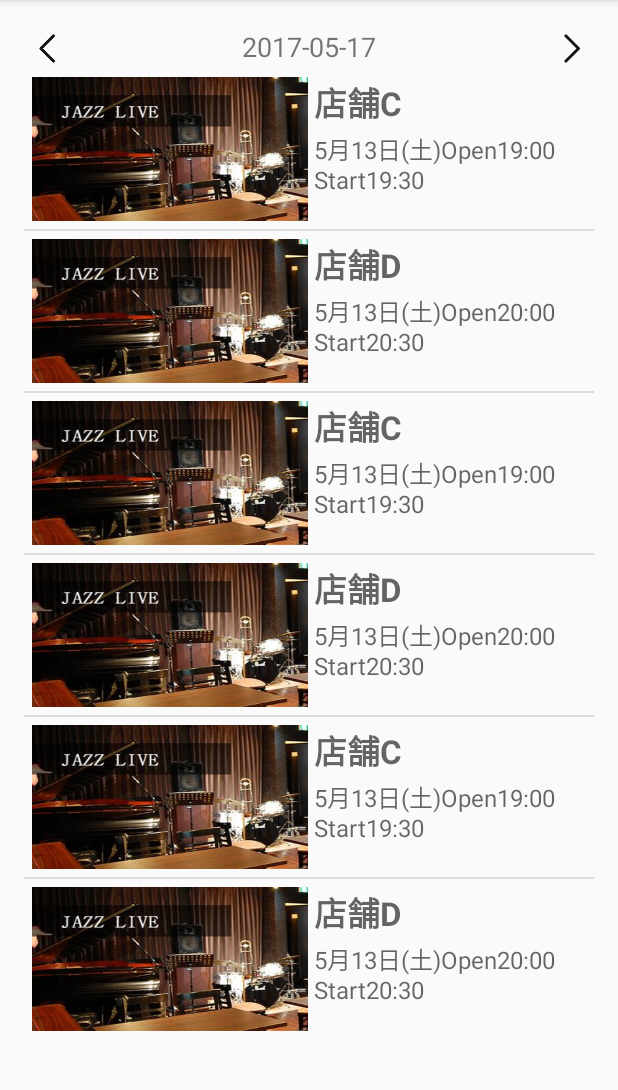
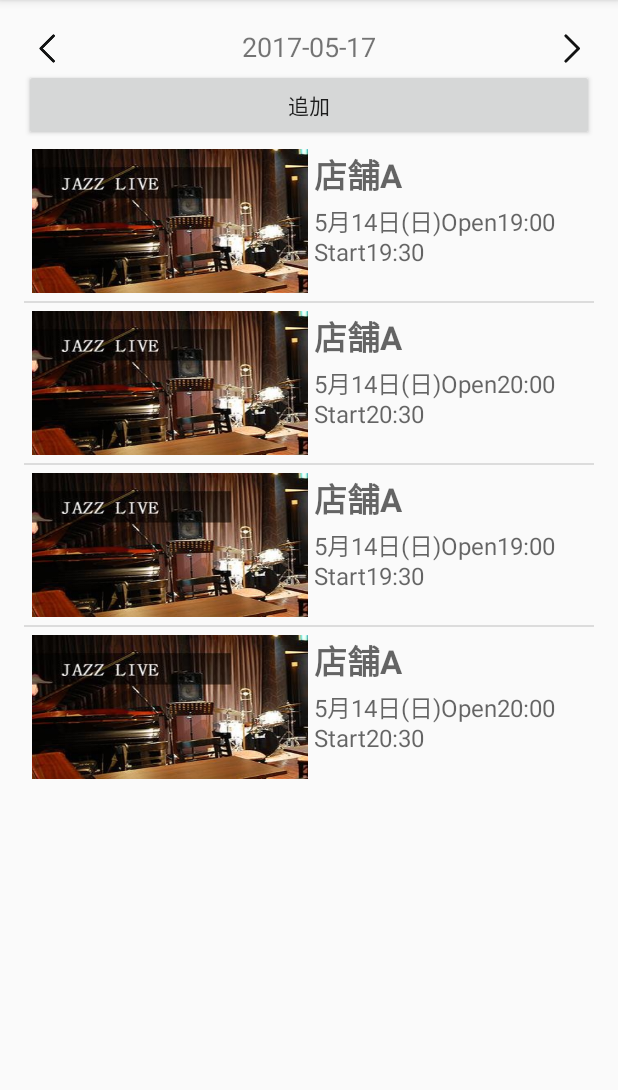
Before and after one commit to tamonmon0417/ScheduleApp, an Android app: the screen it shows after launch (MainActivity), after a tap on an icon or button, on a phone screen of 412 x 824 dp, the part 84-1174 px from its top. Run offline under Robolectric (Android 15) with nearby library versions, the phone set to English and light mode, and no system bars.

Commit message:
forth commit

```diff
--- a/app/src/main/AndroidManifest.xml
+++ b/app/src/main/AndroidManifest.xml
@@ -16,7 +16,8 @@
             </intent-filter>
         </activity>
         <activity android:name=".DetailActivity" />
-        <activity android:name=".DateActivity"></activity>
+        <activity android:name=".DateActivity" />
+        <activity android:name=".InputActivity"></activity>
     </application>
 
 </manifest>
--- a/app/src/main/java/com/lifeistech/android/scheduleapp/DetailActivity.java
+++ b/app/src/main/java/com/lifeistech/android/scheduleapp/DetailActivity.java
@@ -23,6 +23,10 @@ public class DetailActivity extends AppCompatActivity {
         setContentView(R.layout.activity_detail);
 
 
+
+
+
+
         iconImageView = (ImageView) findViewById(R.id.icon);
         titleTextView = (TextView) findViewById(R.id.titele_textview);
 //        likeTextView = (TextView) findViewById(R.id.like_textview);
--- a/app/src/main/java/com/lifeistech/android/scheduleapp/MainActivity.java
+++ b/app/src/main/java/com/lifeistech/android/scheduleapp/MainActivity.java
@@ -29,13 +29,14 @@ import java.util.Locale;
 
 public class MainActivity extends AppCompatActivity {
 
-    ArrayList<Card> mCards;
-    ArrayList<Card> mCards0;
-    ArrayList<Card> mCards2;
-    CardAdapter mCardAdapter;
+    static ArrayList<Card> mCards;
+    static ArrayList<Card> yesterDayArray;
+    static ArrayList<Card> todayArray;
+    static ArrayList<Card> tommorowArray;
+    static CardAdapter mCardAdapter;
     ListView mListView;
     ArrayList<Card> showArray;
-    ArrayList<ArrayList<Card>> eventArray;
+    static ArrayList<ArrayList<Card>> eventArray;
     int position = 1;
 
     static Date nowDate = new Date();
@@ -49,58 +50,54 @@ public class MainActivity extends AppCompatActivity {
         mListView = (ListView) findViewById(R.id.listView);
 
         mCards = new ArrayList<Card>();
-
-        mCards.add(new Card(R.drawable.image1, getString(R.string.data1_title0),
-                getString(R.string.data1_content0), getString(R.string.data1_detail0),"2017/5/17"));
-        mCards.add(new Card(R.drawable.image1, getString(R.string.data1_title1),
-                getString(R.string.data1_content1), getString(R.string.data1_detail1),"2017/5/17"));
-        mCards.add(new Card(R.drawable.image1, getString(R.string.data1_title2),
-                getString(R.string.data1_content2), getString(R.string.data1_detail2),"2017/5/17"));
-        mCards.add(new Card(R.drawable.image1, getString(R.string.data1_title3),
-                getString(R.string.data1_content3), getString(R.string.data1_detail3),"2017/5/17"));
-        mCards.add(new Card(R.drawable.image1, getString(R.string.data1_title4),
-                getString(R.string.data1_content4), getString(R.string.data1_detail4,"2017/5/17"),"2017/5/17"));
-        mCards.add(new Card(R.drawable.image1, getString(R.string.data1_title5),
-                getString(R.string.data1_content5), getString(R.string.data1_detail5,"2017/5/17","2017/5/17"),"2017/5/17"));
-
-
-        mCards0 = new ArrayList<Card>();
-
-        mCards0.add(new Card(R.drawable.image1, getString(R.string.data0_title0),
-                getString(R.string.data0_content0), getString(R.string.data0_detail0,"2017/5/17","2017/5/17"),"2017/5/17"));
-        mCards0.add(new Card(R.drawable.image1, getString(R.string.data0_title1),
-                getString(R.string.data0_content1), getString(R.string.data0_detail1,"2017/5/17","2017/5/17"),"2017/5/17"));
-        mCards0.add(new Card(R.drawable.image1, getString(R.string.data0_title2),
-                getString(R.string.data0_content2), getString(R.string.data0_detail2,"2017/5/17"),"2017/5/17"));
-        mCards0.add(new Card(R.drawable.image1, getString(R.string.data0_title3),
-                getString(R.string.data0_content3), getString(R.string.data0_detail3,"2017/5/17"),"2017/5/17"));
-        mCards0.add(new Card(R.drawable.image1, getString(R.string.data0_title4),
-                getString(R.string.data0_content4), getString(R.string.data0_detail4,"2017/5/17"),"2017/5/17"));
-        mCards0.add(new Card(R.drawable.image1, getString(R.string.data0_title5),
-                getString(R.string.data0_content5), getString(R.string.data0_detail5),"2017/5/17"));
-
-        mCards2 = new ArrayList<Card>();
-
-
-        mCards2.add(new Card(R.drawable.image1, getString(R.string.data2_title0),
-                getString(R.string.data2_content0), getString(R.string.data2_detail0),"2017/5/17"));
-        mCards2.add(new Card(R.drawable.image1, getString(R.string.data2_title1),
-                getString(R.string.data2_content1), getString(R.string.data2_detail1),"2017/5/17"));
-        mCards2.add(new Card(R.drawable.image1, getString(R.string.data2_title2),
-                getString(R.string.data2_content2), getString(R.string.data2_detail2),"2017/5/17"));
-        mCards2.add(new Card(R.drawable.image1, getString(R.string.data2_title3),
-                getString(R.string.data2_content3), getString(R.string.data2_detail3),"2017/5/17"));
-        mCards2.add(new Card(R.drawable.image1, getString(R.string.data2_title4),
-                getString(R.string.data2_content4), getString(R.string.data2_detail4),"2017/5/17"));
-        mCards2.add(new Card(R.drawable.image1, getString(R.string.data2_title5),
-                getString(R.string.data2_content5), getString(R.string.data2_detail5),"2017/5/17"));
-
+        yesterDayArray = new ArrayList<Card>();
+        todayArray = new ArrayList<Card>();
+        tommorowArray = new ArrayList<Card>();
 
         eventArray = new ArrayList<>();
 
-        eventArray.add(mCards0);
-        eventArray.add(mCards);
-        eventArray.add(mCards2);
+        mCards.add(new Card(R.drawable.image1, getString(R.string.data1_title0),
+                getString(R.string.data1_content0), getString(R.string.data1_detail0), "2017/05/17"));
+        mCards.add(new Card(R.drawable.image1, getString(R.string.data1_title1),
+                getString(R.string.data1_content1), getString(R.string.data1_detail1), "2017/05/17"));
+        mCards.add(new Card(R.drawable.image1, getString(R.string.data1_title2),
+                getString(R.string.data1_content2), getString(R.string.data1_detail2), "2017/05/17"));
+        mCards.add(new Card(R.drawable.image1, getString(R.string.data1_title3),
+                getString(R.string.data1_content3), getString(R.string.data1_detail3), "2017/05/17"));
+        mCards.add(new Card(R.drawable.image1, getString(R.string.data1_title4),
+                getString(R.string.data1_content4), getString(R.string.data1_detail4, "2017/05/17"), "2017/05/20"));
+        mCards.add(new Card(R.drawable.image1, getString(R.string.data1_title5),
+                getString(R.string.data1_content5), getString(R.string.data1_detail5), "2017/05/20"));
+
+
+        mCards.add(new Card(R.drawable.image1, getString(R.string.data0_title0),
+                getString(R.string.data0_content0), getString(R.string.data0_detail0), "2017/05/18"));
+        mCards.add(new Card(R.drawable.image1, getString(R.string.data0_title1),
+                getString(R.string.data0_content1), getString(R.string.data0_detail1, "2017/05/17", "2017/05/17"), "2017/05/18"));
+        mCards.add(new Card(R.drawable.image1, getString(R.string.data0_title2),
+                getString(R.string.data0_content2), getString(R.string.data0_detail2, "2017/05/17"), "2017/05/18"));
+        mCards.add(new Card(R.drawable.image1, getString(R.string.data0_title3),
+                getString(R.string.data0_content3), getString(R.string.data0_detail3, "2017/05/17"), "2017/05/18"));
+        mCards.add(new Card(R.drawable.image1, getString(R.string.data0_title4),
+                getString(R.string.data0_content4), getString(R.string.data0_detail4, "2017/05/17"), "2017/05/18"));
+        mCards.add(new Card(R.drawable.image1, getString(R.string.data0_title5),
+                getString(R.string.data0_content5), getString(R.string.data0_detail5), "2017/05/18"));
+
+        mCards.add(new Card(R.drawable.image1, getString(R.string.data2_title0),
+                getString(R.string.data2_content0), getString(R.string.data2_detail0), "2017/05/16"));
+        mCards.add(new Card(R.drawable.image1, getString(R.string.data2_title1),
+                getString(R.string.data2_content1), getString(R.string.data2_detail1), "2017/05/16"));
+        mCards.add(new Card(R.drawable.image1, getString(R.string.data2_title2),
+                getString(R.string.data2_content2), getString(R.string.data2_detail2), "2017/05/16"));
+        mCards.add(new Card(R.drawable.image1, getString(R.string.data2_title3),
+                getString(R.string.data2_content3), getString(R.string.data2_detail3), "2017/05/16"));
+        mCards.add(new Card(R.drawable.image1, getString(R.string.data2_title4),
+                getString(R.string.data2_content4), getString(R.string.data2_detail4), "2017/05/16"));
+        mCards.add(new Card(R.drawable.image1, getString(R.string.data2_title5),
+                getString(R.string.data2_content5), getString(R.string.data2_detail5), "2017/05/16"));
+
+
+        init();
 
         showArray = new ArrayList<>();//showArrayを宣言
 
@@ -188,8 +185,69 @@ public class MainActivity extends AppCompatActivity {
         TextView textView = (TextView) findViewById(R.id.date);
         textView.setText(strDate);
 
+//        コンテンツ追加
+        Button input = (Button) findViewById(R.id.inputButton);
+        input.setOnClickListener(new View.OnClickListener() {
+            @Override
+            public void onClick(View v) {
+                Intent intent = new Intent(MainActivity.this, InputActivity.class);
+                startActivity(intent);
+
+
+            }
+        });
+    }
+
+
+    static public void init() {
+
+
+        Date date = new Date();
+        Calendar cal = Calendar.getInstance();
+        cal.setTime(date);
+        cal.add(Calendar.DAY_OF_MONTH, -1);
+        String yesteerdayDate = new SimpleDateFormat("yyyy/MM/dd", Locale.US).format(cal.getTime());
+
+        String todayDate = new SimpleDateFormat("yyyy/MM/dd", Locale.US).format(nowDate);
+
+        Calendar cal2 = Calendar.getInstance();
+        cal2.setTime(date);
+        cal2.add(Calendar.DAY_OF_MONTH, 1);
+        String tomorowDate = new SimpleDateFormat("yyyy/MM/dd", Locale.US).format(cal2.getTime());
+
+
+        Log.e("TAG1", yesteerdayDate);
+        Log.e("TAG2", todayDate);
+        Log.e("TAG3", tomorowDate);
+
+        todayArray.clear();
+        yesterDayArray.clear();
+        tommorowArray.clear();
+        eventArray.clear();
+
+        for (int i = 0; i < mCards.size(); i++) {
+
+            Log.e("TAG@", mCards.get(i).date);
+
+            if (mCards.get(i).date.equals(todayDate)) {
+                todayArray.add(mCards.get(i));
+                Log.e("TAG", "today");
+            } else if (mCards.get(i).date.equals(yesteerdayDate)) {
+                yesterDayArray.add(mCards.get(i));
+                Log.e("TAG", "yos");
+            } else if (mCards.get(i).date.equals(tomorowDate)) {
+                tommorowArray.add(mCards.get(i));
+                Log.e("TAG", "tomo");
+            }
+        }
+
+
+        eventArray.add(yesterDayArray);
+        eventArray.add(todayArray);
+        eventArray.add(tommorowArray);
+
+
 
     }
 
-
 }
--- a/app/src/main/res/layout-v21/activity_main.xml
+++ b/app/src/main/res/layout-v21/activity_main.xml
@@ -39,7 +39,14 @@
                 android:background="@drawable/chevron_right"
                 android:layout_width="30dp"
                 android:layout_height="30dp" />
+
         </LinearLayout>
+
+        <Button
+            android:text="追加"
+            android:layout_width="match_parent"
+            android:layout_height="wrap_content"
+            android:id="@+id/inputButton" />
 
         <LinearLayout
             android:orientation="horizontal"
--- a/app/src/main/res/values/strings.xml
+++ b/app/src/main/res/values/strings.xml
@@ -7,95 +7,89 @@
     <string name="data1_detail0">詳細a</string>
     <!--<string name="sing_meaning">歌う</string>-->
 
-    <string name="data1_title1">店舗B</string>
+    <string name="data1_title1">店舗A</string>
     <string name="data1_content1">5月14日(日)Open20:00 Start20:30</string>
     <string name="data1_detail1">詳細b</string>
     <!--<string name="voice_meaning">声</string>-->
 
-    <string name="data1_title2">店舗C</string>
+    <string name="data1_title2">店舗A</string>
     <string name="data1_content2">5月14日(日)Open19:00 Start19:30</string>
     <string name="data1_detail2">詳細a</string>
     <!--<string name="sing_meaning">歌う</string>-->
 
-    <string name="data1_title3">店舗D</string>
+    <string name="data1_title3">店舗A</string>
     <string name="data1_content3">5月14日(日)Open20:00 Start20:30</string>
     <string name="data1_detail3">詳細b</string>
 
-    <string name="data1_title4">店舗E</string>
+    <string name="data1_title4">店舗D</string>
     <string name="data1_content4">5月14日(日)Open19:00 Start19:30</string>
     <string name="data1_detail4">詳細a</string>
     <!--<string name="sing_meaning">歌う</string>-->
 
-    <string name="data1_title5">店舗F</string>
+    <string name="data1_title5">店舗D</string>
     <string name="data1_content5">5月14日(日)Open20:00 Start20:30</string>
     <string name="data1_detail5">詳細b</string>
 
 
-
     <string name="date0">5月13日(土)</string>
-    <string name="data0_title0">店舗C</string>
+    <string name="data0_title0">店舗B</string>
     <string name="data0_content0">5月13日(土)Open19:00 Start19:30</string>
     <string name="data0_detail0">詳細c</string>
     <!--<string name="sing_meaning">歌う</string>-->
 
-    <string name="data0_title1">店舗D</string>
+    <string name="data0_title1">店舗B</string>
     <string name="data0_content1">5月13日(土)Open20:00 Start20:30</string>
     <string name="data0_detail1">詳細d</string>
     <!--<string name="voice_meaning">声</string>-->
 
-    <string name="data0_title2">店舗C</string>
+    <string name="data0_title2">店舗B</string>
     <string name="data0_content2">5月13日(土)Open19:00 Start19:30</string>
     <string name="data0_detail2">詳細c</string>
     <!--<string name="sing_meaning">歌う</string>-->
 
-    <string name="data0_title3">店舗D</string>
+    <string name="data0_title3">店舗B</string>
     <string name="data0_content3">5月13日(土)Open20:00 Start20:30</string>
     <string name="data0_detail3">詳細d</string>
     <!--<string name="voice_meaning">声</string>-->
 
-    <string name="data0_title4">店舗C</string>
+    <string name="data0_title4">店舗B</string>
     <string name="data0_content4">5月13日(土)Open19:00 Start19:30</string>
     <string name="data0_detail4">詳細c</string>
     <!--<string name="sing_meaning">歌う</string>-->
 
-    <string name="data0_title5">店舗D</string>
+    <string name="data0_title5">店舗B</string>
     <string name="data0_content5">5月13日(土)Open20:00 Start20:30</string>
     <string name="data0_detail5">詳細d</string>
     <!--<string name="voice_meaning">声</string>-->
 
 
-
-
-
-
-
     <string name="date2">5月15日(月)</string>
-    <string name="data2_title0">店舗E</string>
+    <string name="data2_title0">店舗C</string>
     <string name="data2_content0">5月15日(月)Open19:00 Start19:30</string>
     <string name="data2_detail0">詳細e</string>
     <!--<string name="sing_meaning">歌う</string>-->
 
-    <string name="data2_title1">店舗F</string>
+    <string name="data2_title1">店舗C</string>
     <string name="data2_content1">5月15日(月)Open20:00 Start20:30</string>
     <string name="data2_detail1">詳細f</string>
     <!--<string name="voice_meaning">声</string>-->
 
-    <string name="data2_title2">店舗E</string>
+    <string name="data2_title2">店舗C</string>
     <string name="data2_content2">5月15日(月)Open19:00 Start19:30</string>
     <string name="data2_detail2">詳細e</string>
     <!--<string name="sing_meaning">歌う</string>-->
 
-    <string name="data2_title3">店舗F</string>
+    <string name="data2_title3">店舗C</string>
     <string name="data2_content3">5月15日(月)Open20:00 Start20:30</string>
     <string name="data2_detail3">詳細f</string>
     <!--<string name="voice_meaning">声</string>-->
 
-    <string name="data2_title4">店舗E</string>
+    <string name="data2_title4">店舗C</string>
     <string name="data2_content4">5月15日(月)Open19:00 Start19:30</string>
     <string name="data2_detail4">詳細e</string>
     <!--<string name="sing_meaning">歌う</string>-->
 
-    <string name="data2_title5">店舗F</string>
+    <string name="data2_title5">店舗C</string>
     <string name="data2_content5">5月15日(月)Open20:00 Start20:30</string>
     <string name="data2_detail5">詳細f</string>
     <!--<string name="voice_meaning">声</string>-->
```
Also changed, not shown: app/src/main/java/com/lifeistech/android/scheduleapp/Card.java (+9 -0 lines), app/src/main/java/com/lifeistech/android/scheduleapp/InputActivity.java (added, +60 -0 lines), app/src/main/res/layout/activity_input.xml (added, +115 -0 lines).
